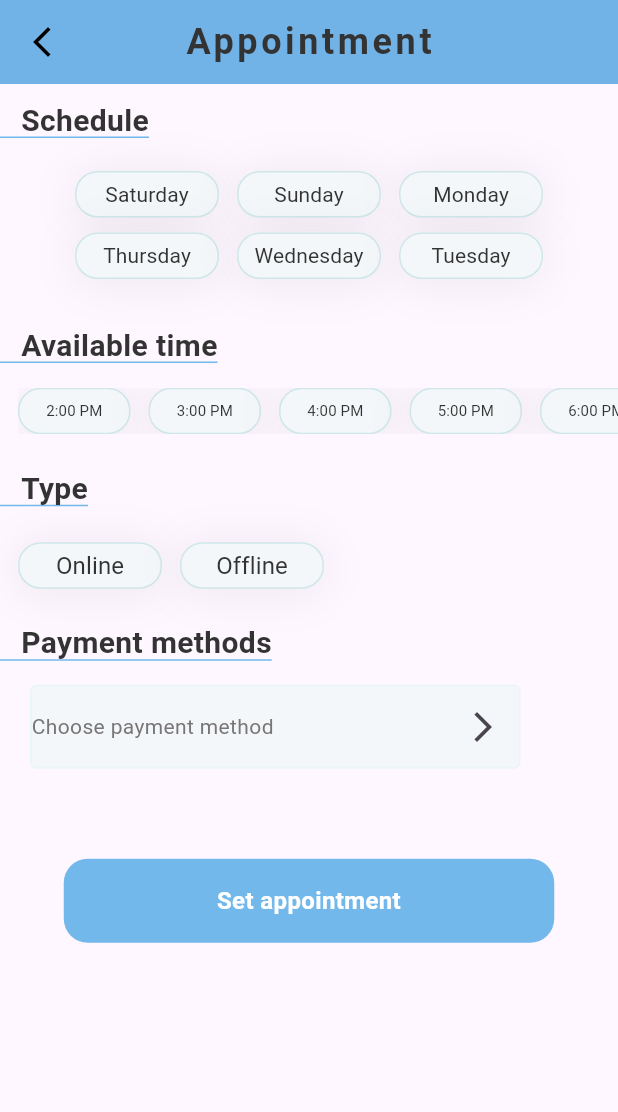
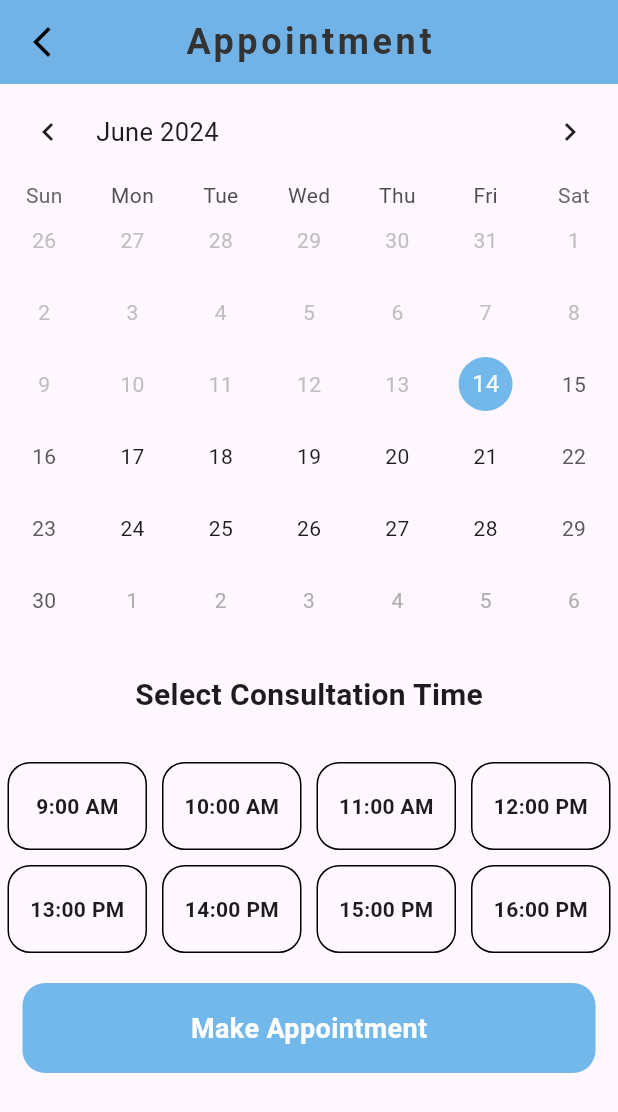
Before and after one commit to nada-elmetwaly/eye_scan, a Flutter app: the AppointmentScreen screen opened directly, on a phone screen of 412 x 824 dp. Shown: the top 1112 px of the screen. Run offline on Flutter 3.47's test engine with Material 3 defaults, Android fonts, the phone set to English and light mode, and no system bars; drawn by our look-alikes of group_button, table_calendar; our stand-ins replace cached_network_image, cloud_firestore, country_code_picker, curved_labeled_navigation_bar, dio, emoji_picker_flutter and 16 more; missing offline and left inert: buttons_flutter, flutter_notification_channel, gallery_saver_updated; accounts and stored records are empty; Roboto replaces fonts that are missing (myfont); project files that could hold a hidden picture were left out; key blocks and very long unbroken strings in the code were emptied for the run.

Commit message:
make appointment

```diff
--- a/lib/models/booking_dateTime.dart
+++ b/lib/models/booking_dateTime.dart
@@ -1,39 +1,48 @@
 import 'package:intl/intl.dart';
 class DataConverted{
+  static String getDate(DateTime date){
+   return DateFormat.yMd().format(date);
+  }
   static String getDay(int day){
     switch(day){
-      case 0:
+      case 1:
+        return 'Monday';
+      case 2:
+        return 'Tuesday';
+      case 3:
+        return 'Wednesday';
+      case 4:
+        return 'Thursday';
+      case 5:
+        return 'Friday';
+      case 6:
         return 'Saturday';
-      case 1:
+      case 7:
         return 'Sunday';
-      case 2:
-        return 'Monday';
-      case 3:
-        return 'Thursday';
-      case 4:
-        return 'Wednesday';
-      case 5:
-        return 'Tuesday';
       default:
-        return 'Saturday';
+        return 'Sunday';
     }
   }
   static String getTime(int time){
     switch(time){
       case 0:
-        return "2:00 PM";
+        return "9:00 AM";
       case 1:
-        return "3:00 PM";
+        return "10:00 AM";
       case 2:
-        return "4:00 PM";
+        return "11:00 AM";
       case 3:
-        return "5:00 PM";
+        return "12:00 PM";
       case 4:
-        return "6:00 PM";
+        return "13:00 PM";
       case 5:
-        return "7:00 PM";
+        return "14:00 PM";
+      case 6:
+        return "15:00 PM";
+      case 7:
+        return "16:00 PM";
       default:
-        return "4:00 PM";
+        return "9:00 AM";
     }
   }
 }
--- a/lib/payments/appointment_screen.dart
+++ b/lib/payments/appointment_screen.dart
@@ -1,4 +1,5 @@
 import 'package:dio/dio.dart';
+import 'package:emoji_picker_flutter/emoji_picker_flutter.dart';
 import 'package:eye_scan/components/table_calender.dart';
 import 'package:eye_scan/main.dart';
 import 'package:eye_scan/models/booking_dateTime.dart';
@@ -6,6 +7,9 @@ import 'package:eye_scan/payments/payment_methods_screen.dart';
 import 'package:eye_scan/providers/dio_provider.dart';
 import 'package:flutter/material.dart';
 import 'package:shared_preferences/shared_preferences.dart';
+import 'package:table_calendar/table_calendar.dart';
+import 'package:eye_scan/components/maincolor.dart';
+import 'package:buttons_flutter/buttons_flutter.dart';
 
 import '../components/shared_text.dart';
 import '../providers/dio_provider.dart';
@@ -25,15 +29,25 @@ class AppointmentScreen extends StatefulWidget {
 }
 
 class _AppointmentScreenState extends State<AppointmentScreen> {
+  CalendarFormat _format=CalendarFormat.month;
+  DateTime _focusDay=DateTime.now();
+  DateTime _currentDay=DateTime.now();
+  int? _currentIndex;
+  bool _isWeekend=false;
+  bool _dateSelected=false;
+  bool _timeSelected=false;
+  bool isActivated=false;
+
   String? token;
+  Future<void> getToken()async{
+    final SharedPreferences prefs=await SharedPreferences.getInstance();
+    token=prefs.getString('token') ?? '';
+  }
   int? selected_day;
   int? selected_time;
 
 
-  Future<void>getToken()async{
-    final SharedPreferences prefs=await SharedPreferences.getInstance();
-    token=prefs.getString('token') ?? '';
-  }
+
   @override
   void initState() {
     getToken();
@@ -41,7 +55,6 @@ class _AppointmentScreenState extends State<AppointmentScreen> {
   }
   @override
   Widget build(BuildContext context) {
-   //final doctor=ModalRoute.of(context)!.settings as Map;
 
     return Scaffold(
       appBar: AppBar(
@@ -65,195 +78,165 @@ class _AppointmentScreenState extends State<AppointmentScreen> {
           },
         ),
       ),
-      body:
-        Column(
-          crossAxisAlignment: CrossAxisAlignment.start,
-          children: [
-            SizedBox(
-              height: 12,
-            ),
-            SharedText(text: 'Schedule'),
-            SizedBox(
-              height: 22,
-            ),
-            Center(
-              child: GroupButton(
-
-
-                options: GroupButtonOptions(borderRadius:BorderRadius.circular(15),selectedTextStyle: TextStyle(fontWeight: FontWeight.w400,
-                  height: 0,fontFamily: 'myfont',fontSize: 14,color: Colors.white),
-                  selectedColor: Color(0xFF73B8EB),
-                  buttonHeight: 31,
-                  buttonWidth: 96,
-                  spacing: 12,
-                  unselectedBorderColor: Color(0x4C75C1C4),
-                  unselectedColor: Color(0xFFF4F7F9),
-                  unselectedTextStyle: TextStyle(fontWeight: FontWeight.w400,
-                      height: 0,fontFamily: 'myfont',fontSize: 14,color: Color(0xFF333333),),
-                  ),
-                 controller: GroupButtonController(selectedIndex:selected_day ),
-                  onSelected: (value, selected_day, isSelected) =>{
-                    DataConverted.getDay(selected_day!)
-                  } ,
-                  buttons: ['Saturday','Sunday','Monday','Thursday','Wednesday','Tuesday']),
-
-            ),
-
-            SizedBox(
-              height: 32,
-            ),
-            SharedText(text: 'Available time'),
-            SizedBox(
-              height: 16.5,
-            ),
-            Padding(
-              padding: const EdgeInsets.only(left: 12),
-              child: SingleChildScrollView(
-                scrollDirection: Axis.horizontal,
-                child: GroupButton(
-                    options: GroupButtonOptions(borderRadius:BorderRadius.circular(15),selectedTextStyle: TextStyle(fontWeight: FontWeight.w400,
-                        height: 0,fontFamily: 'myfont',fontSize: 10,color: Colors.white),
-                      selectedColor: Color(0xFF73B8EB),
-                      buttonHeight: 31,
-                      buttonWidth: 75,
-                      spacing: 12,
-                      unselectedBorderColor: Color(0x4C75C1C4),
-                      unselectedColor: Color(0xFFF4F7F9),
-                      unselectedTextStyle: TextStyle(fontWeight: FontWeight.w400,
-                        height: 0,fontFamily: 'myfont',fontSize: 10,color: Color(0xFF333333),),
-                      crossGroupAlignment: CrossGroupAlignment.start,
-                      groupingType: GroupingType.row
-
+      body:CustomScrollView(
+        slivers: <Widget>[
+          SliverToBoxAdapter(
+            child: Column(
+              children: <Widget>[
+                _tableCalendar(),
+                const Padding(padding: EdgeInsets.symmetric(horizontal: 10,vertical: 25),
+                  child: Text(
+                    'Select Consultation Time',
+                    style: TextStyle(
+                      fontFamily: 'myfont',
+                      fontWeight: FontWeight.w700,
+                      fontSize: 20,
                     ),
-                  controller: GroupButtonController(selectedIndex:selected_time ),
-                  onSelected: (value,selected_time , isSelected) =>{
-                    DataConverted.getTime(selected_time!),
-                  } ,
-                    buttons: ['2:00 PM','3:00 PM','4:00 PM','5:00 PM','6:00 PM','7:00 PM'],
-
-                ),
-              ),
-            ),
-            SizedBox(
-              height: 24,
-            ),
-            SharedText(text: 'Type'),
-            SizedBox(
-              height: 24,
-            ),
-            Padding(
-              padding: const EdgeInsets.only(left: 12),
-              child: GroupButton(
-                  options: GroupButtonOptions(borderRadius:BorderRadius.circular(15),selectedTextStyle: TextStyle(fontWeight: FontWeight.w400,
-                      height: 0,fontFamily: 'myfont',fontSize: 16,color: Colors.white),
-                    selectedColor: Color(0xFF73B8EB),
-                    buttonHeight: 31,
-                    buttonWidth: 96,
-                    spacing: 12,
-                    unselectedBorderColor: Color(0x4C75C1C4),
-                    unselectedColor: Color(0xFFF4F7F9),
-                    unselectedTextStyle: TextStyle(fontWeight: FontWeight.w400,
-                      height: 0,fontFamily: 'myfont',fontSize: 16,color: Color(0xFF333333),),
-                  ),
-
-                  buttons: ['Online','Offline',]),
-            ),
-            SizedBox(
-              height: 24,
-            ),
-            SharedText(text: 'Payment methods'),
-            SizedBox(
-              height: 16,
-            ),
-            Row(
-              children: [
-                SizedBox(
-                  width: 20,
-                ),
-                Container(
-                  width: 327,
-                  height: 56,
-                  decoration: ShapeDecoration(
-                    color: Color(0xFFF4F7F9),
-                    shape: RoundedRectangleBorder(
-                      side: BorderSide(width: 1, color: Color(0xFFEAF6F6)),
-                      borderRadius: BorderRadius.circular(4),
-                    ),
-                  ),
-                  child: Row(
-                    mainAxisAlignment: MainAxisAlignment.spaceBetween,
-                    children: [
-                      Text(
-                        'Choose payment method',
-                        style: TextStyle(
-                          color: Color(0xFF787676),
-                          fontSize: 14,
-                          fontFamily: 'myfont',
-                          fontWeight: FontWeight.w400,
-                          height: 0,
-                        ),
-                      ),
-                      IconButton(
-                          onPressed: () {
-                            Navigator.push(
-                                context,
-                                MaterialPageRoute(
-                                    builder: (context) => PaymentMethods()));
-                          },
-                          icon: Icon(Icons.arrow_forward_ios_outlined))
-                    ],
                   ),
                 ),
               ],
             ),
-            SizedBox(
-              height: 60,
+          ),
+          _isWeekend ? SliverToBoxAdapter(
+            child: Container(
+              padding: const EdgeInsets.symmetric(horizontal:10,vertical: 30 ),
+              alignment: Alignment.center,
+              child: const Text('Weekend is not available,please select another date',
+              style: TextStyle(
+                fontSize: 18,
+                fontFamily: 'myfont',
+                fontWeight: FontWeight.w700,
+                color: Colors.grey,
+
+              ),),
             ),
-            Center(
+          ): SliverGrid(delegate: SliverChildBuilderDelegate((context,index){
+            return InkWell(
+              splashColor: Colors.transparent,
+              onTap:(){
+                setState(() {
+                  _currentIndex=index;
+                  _timeSelected=true;
+                });
+
+              } ,
+              child: Container(
+                margin:const EdgeInsets.all(5) ,
+                decoration: BoxDecoration(
+                  border: Border.all(
+                    color: _currentIndex==index
+                        ? Colors.white
+                        : Colors.black,
+                  ),
+                  borderRadius: BorderRadius.circular(15),
+                  color: _currentIndex==index
+                     ? maincolorblue
+                     : null,
+                ),
+                alignment:Alignment.center ,
+                child: Text(
+                  '${index + 9}:00 ${index + 9 > 11 ? "PM" : "AM"}',
+                  style:TextStyle(
+                    fontFamily: 'myfont',
+                    fontWeight: FontWeight.w700,
+                    color: _currentIndex == index ? Colors.white :null,
+                  ) ,
+                ),
+              ),
+            );
+          },
+            childCount: 8,
+          ),
+              gridDelegate: const SliverGridDelegateWithFixedCrossAxisCount(crossAxisCount: 4,childAspectRatio: 1.5)),
+          SliverToBoxAdapter(
+            child: Padding(
+              padding: const EdgeInsets.all(15.0),
               child: GestureDetector(
-                onTap: () async {
-                   final getDay=DataConverted.getDay(selected_day!);
-                   final getTime=DataConverted.getTime(selected_time!);
-                  print(token);
-                  print(getDay);
-                  final booking =await AppointmentService(Dio()).bookAppointment(getDay, getTime, token!) ;
+                onTap: () async{
+                  final getDate=DataConverted.getDate(_currentDay);
+                  final getDay=DataConverted.getDay(_currentDay.weekday);
+                  final getTime=DataConverted.getTime(_currentIndex!);
+                  final booking =await AppointmentService(Dio()).bookAppointment(
+                      getDay, getTime, token! );
+                  if(booking==200){
+                    debugPrint('success booking');
+                  }
+                  else{
+                    debugPrint('fail booking');
+                  }
 
-
-                  if(booking ==200){
-                    print('success_booking');
-
-                  }
 
                 },
                 child: Container(
-                  width: 327,
-                  height: 56,
-                  decoration: ShapeDecoration(
-                    color: Color(0xFF73B8EB),
-                    shape: RoundedRectangleBorder(
-                      borderRadius: BorderRadius.circular(16),
-                    ),
-                  ),
+                 width: double.infinity,
+                  height: 60,
+                  decoration: BoxDecoration(borderRadius: BorderRadius.circular(15),color: maincolorblue,),
+
+
                   child: Center(
                     child: Text(
-                      'Set appointment',
-                      textAlign: TextAlign.center,
-                      style: TextStyle(
+                      'Make Appointment',
+                      style:TextStyle(
+                        fontSize: 18,
                         color: Colors.white,
-                        fontSize: 16,
                         fontFamily: 'myfont',
                         fontWeight: FontWeight.w700,
                         height: 0,
+
                       ),
+
                     ),
                   ),
                 ),
               ),
-            )
-          ],
-        ),
+            ),
+          ),
 
 
+        ]
+      )
+
+
+
+    );
+  }
+  Widget _tableCalendar(){
+    return TableCalendar(
+        focusedDay: _focusDay,
+        firstDay: DateTime.now(),
+        lastDay: DateTime(2024,12,31),
+      calendarFormat: _format,
+      currentDay: _currentDay,
+      rowHeight: 48,
+      calendarStyle: const CalendarStyle(
+        todayDecoration: BoxDecoration(
+          color:maincolorblue ,
+          shape: BoxShape.circle,
+
+        )
+      ),
+      availableCalendarFormats: const{
+          CalendarFormat.month:'Month',
+      },
+      onFormatChanged:(format){
+          setState(() {
+            _format=format;
+          });
+      },
+      onDaySelected:((selectedDay,focusedDay){
+        setState(() {
+          _currentDay=selectedDay;
+          _focusDay=focusedDay;
+          _dateSelected=true;
+          if(selectedDay.weekday==6 || selectedDay.weekday==7){
+            _isWeekend=true;
+            _timeSelected=false;
+            _currentIndex=null;
+          }else{
+            _isWeekend=false;
+          }
+        });
+      }) ,
     );
   }
 
--- a/pubspec.yaml
+++ b/pubspec.yaml
@@ -28,6 +28,7 @@ environment:
 # the latest version available on pub.dev. To see which dependencies have newer
 # versions available, run `flutter pub outdated`.
 dependencies:
+
   dio: ^5.4.3+1
   group_button: ^5.3.4
   buttons_flutter: ^0.0.2+1
```
